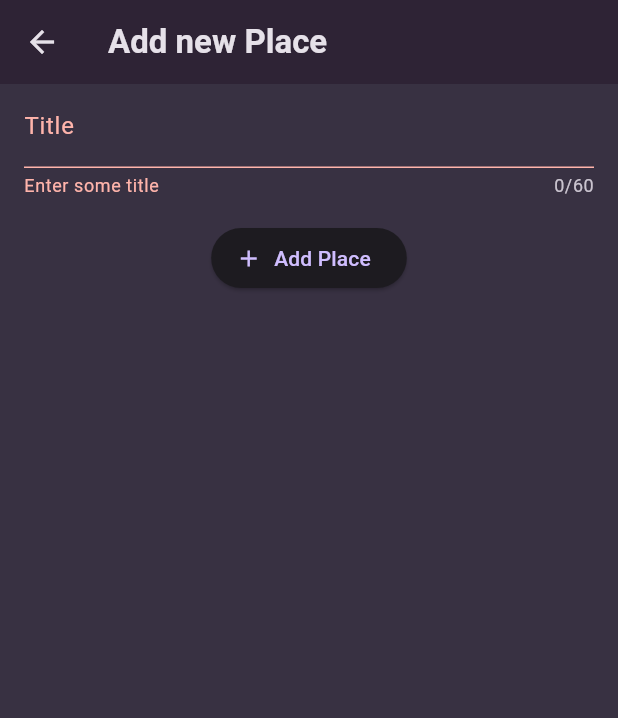
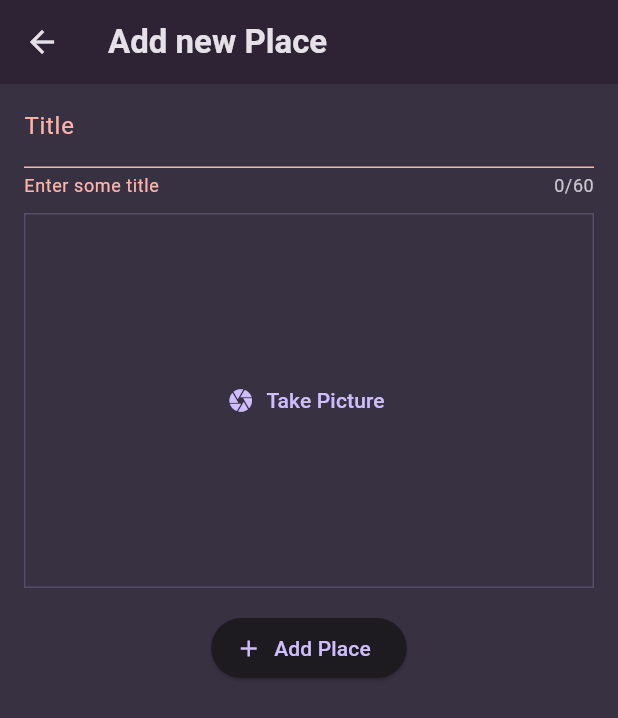
Before and after one commit to neeraj-bhatt/flutter-projects, a Flutter app: the AddPlaceScreen screen opened directly, after a tap on "Add Place", on a phone screen of 412 x 824 dp. Shown: the top 718 px of the screen. Run offline on Flutter 3.47's test engine with Material 3 defaults, Android fonts, the phone set to English and light mode, and no system bars; our stand-ins replace firebase_auth, firebase_core, flutter_riverpod, google_fonts, image_picker, transparent_image; accounts and stored records are empty.

Commit message:
image_picker to get image of places

```diff
--- a/favorite_places/lib/models/place.dart
+++ b/favorite_places/lib/models/place.dart
@@ -1,10 +1,12 @@
 import 'package:uuid/uuid.dart';
+import 'dart:io';
 
 const uuid = Uuid();
 
 class Place{
   final String id;
   final String title;
+  final File image;
 
-  Place({required this.title}) : id = uuid.v4();
+  Place({required this.title, required this.image}) : id = uuid.v4();
 }
--- a/favorite_places/lib/screens/add_place_screen.dart
+++ b/favorite_places/lib/screens/add_place_screen.dart
@@ -1,8 +1,11 @@
 import 'package:flutter/material.dart';
 import 'package:flutter_riverpod/flutter_riverpod.dart';
+import 'dart:io';
 
 import 'package:favorite_places/providers/user_places.dart';
 import 'package:favorite_places/models/place.dart';
+import 'package:favorite_places/widgets/image_input.dart';
+
 
 class AddPlaceScreen extends ConsumerStatefulWidget {
   const AddPlaceScreen({super.key});
@@ -13,6 +16,7 @@ class AddPlaceScreen extends ConsumerStatefulWidget {
 
 class _AddPlaceScreenState extends ConsumerState<AddPlaceScreen> {
   final _formKey = GlobalKey<FormState>();
+  File? _selectedImage;
 
   String _title = "";
 
@@ -20,7 +24,7 @@ class _AddPlaceScreenState extends ConsumerState<AddPlaceScreen> {
     if(!_formKey.currentState!.validate()) return;
     _formKey.currentState!.save();
 
-    ref.watch(userPlacesProvider.notifier).addPlace(Place(title: _title));
+    ref.watch(userPlacesProvider.notifier).addPlace(Place(title: _title, image: _selectedImage!));
     Navigator.of(context).pop();
   }
 
@@ -55,6 +59,10 @@ class _AddPlaceScreenState extends ConsumerState<AddPlaceScreen> {
                   _title = newValue!;
                 },
               ),
+              const SizedBox(height: 10.0),
+              ImageInput(onPickImage: (image) {
+                _selectedImage = image;
+              },),
               const SizedBox(height: 16.0),
               ElevatedButton.icon(
                 onPressed: _savePlace,
--- /dev/null
+++ b/favorite_places/lib/widgets/image_input.dart
@@ -0,0 +1,59 @@
+import 'package:flutter/material.dart';
+import 'package:image_picker/image_picker.dart';
+import 'dart:io';
+
+class ImageInput extends StatefulWidget {
+  const ImageInput({super.key, required this.onPickImage});
+
+  final void Function(File image) onPickImage;
+
+  @override
+  State<ImageInput> createState() {
+    return _ImageInputState();
+  }
+}
+
+class _ImageInputState extends State<ImageInput> {
+  File? _selectedImage;
+
+  void _takePicture() async {
+    final imagePicker = ImagePicker();
+    final pickedImage =
+        await imagePicker.pickImage(source: ImageSource.camera, maxWidth: 600);
+    if (pickedImage == null) return; //if user simply closes camera without taking a picture
+    setState(() {
+      _selectedImage = File(pickedImage.path);
+    });
+    widget.onPickImage(_selectedImage!);
+  }
+
+  @override
+  Widget build(BuildContext context) {
+    Widget content = TextButton.icon(
+      onPressed: _takePicture,
+      icon: const Icon(Icons.camera),
+      label: const Text("Take Picture"),
+    );
+
+    if (_selectedImage != null) {
+      content = GestureDetector(
+        onTap: _takePicture,
+        child: Image.file(_selectedImage!,
+            fit: BoxFit.cover, width: double.infinity, height: double.infinity),
+      );
+    }
+
+    return Container(
+      height: 250,
+      width: double.infinity,
+      alignment: Alignment.center,
+      decoration: BoxDecoration(
+        border: Border.all(
+          width: 1,
+          color: Theme.of(context).colorScheme.primary.withAlpha(50),
+        ),
+      ),
+      child: content,
+    );
+  }
+}
--- a/favorite_places/lib/widgets/places_list.dart
+++ b/favorite_places/lib/widgets/places_list.dart
@@ -38,6 +38,10 @@ class PlacesList extends StatelessWidget {
               .titleMedium!
               .copyWith(color: Theme.of(context).colorScheme.onSurface),
         ),
+        leading: CircleAvatar(
+          radius: 26.0,
+          backgroundImage: FileImage(places[index].image),
+        ),
       ),
     );
   }
--- a/favorite_places/pubspec.yaml
+++ b/favorite_places/pubspec.yaml
@@ -38,6 +38,7 @@ dependencies:
   google_fonts: ^6.2.1
   uuid: ^4.5.1
   flutter_riverpod: ^2.6.1
+  image_picker: ^1.1.2
 
 dev_dependencies:
   flutter_test:
```
Also changed, not shown: favorite_places/pubspec.lock.
